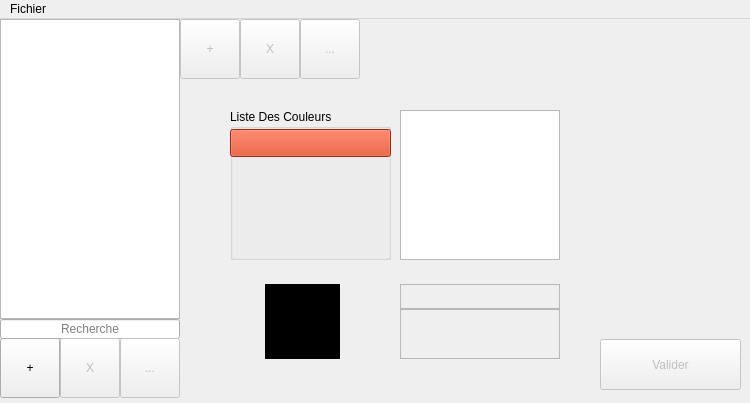
Before: the Qt Designer form mainwindow.ui in limalayla/PadID_Palette, drawn with Qt 5.
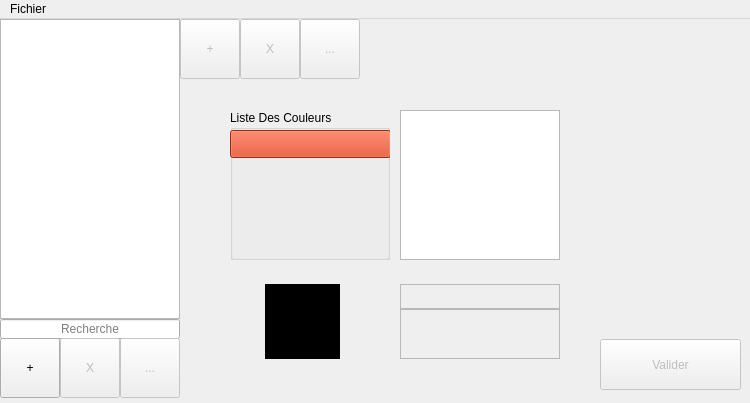
After: the same form once the commit is applied.

Commit message: Avancement Tableau Variable des Couleurs

What changed in the file:
```diff
--- a/mainwindow.ui
+++ b/mainwindow.ui
@@ -244,9 +244,9 @@
     <property name="geometry">
      <rect>
       <x>230</x>
-      <y>90</y>
-      <width>161</width>
-      <height>151</height>
+      <y>91</y>
+      <width>160</width>
+      <height>150</height>
      </rect>
     </property>
     <property name="title">
```
Left out of the diff: 2 changed lines with no effect on the pictures. The commit also changes 2 other files.
